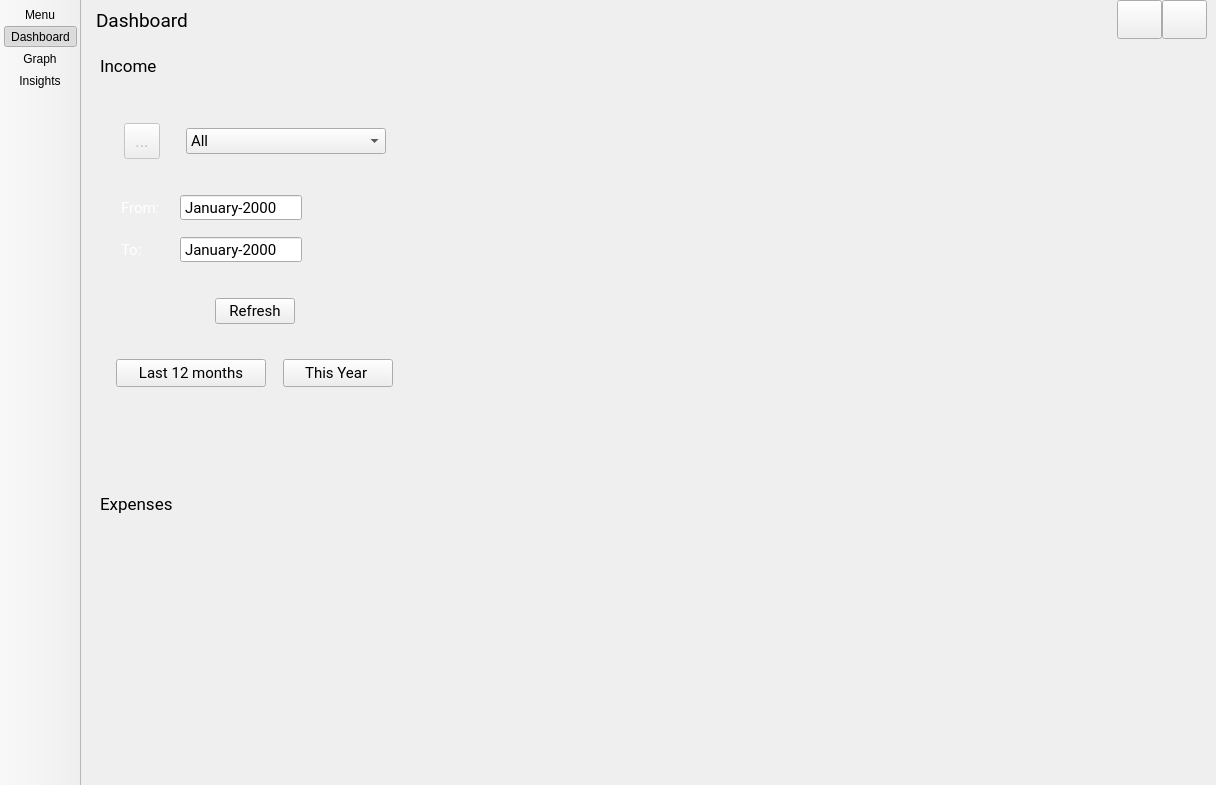
This is skeletons/MainWindow.ui in opierre/Budgetter as Qt 5 draws it before an edit. The edited form follows.
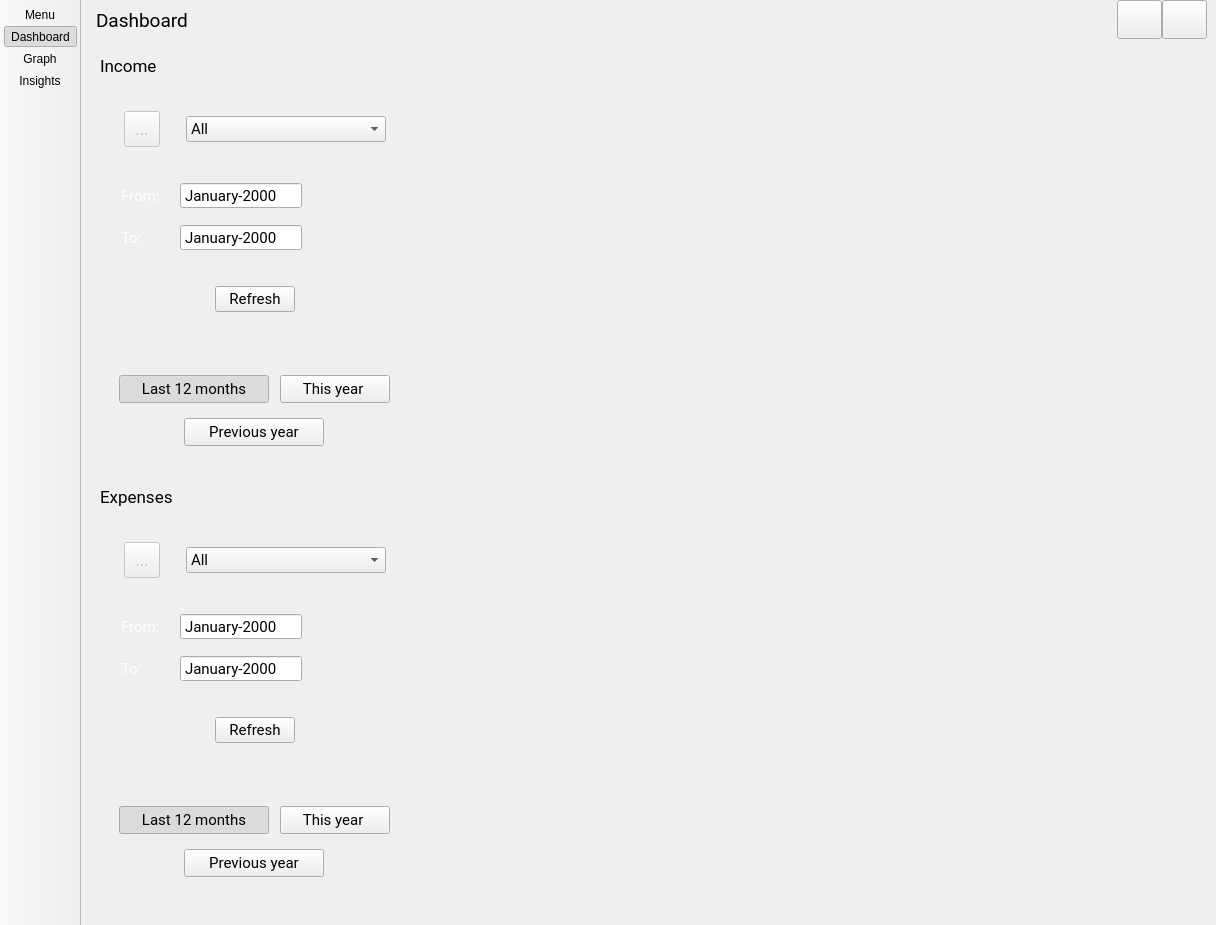
This is the edited form. Icons and pictures are not drawn. Custom widgets are drawn as their Qt base class.

Commit message: Update second page expenses category combobox

Diff of the .ui file:
```diff
--- a/skeletons/MainWindow.ui
+++ b/skeletons/MainWindow.ui
@@ -7,7 +7,7 @@
     <x>0</x>
     <y>0</y>
     <width>1216</width>
-    <height>785</height>
+    <height>925</height>
    </rect>
   </property>
   <property name="windowTitle">
@@ -953,7 +953,7 @@
     border-left: 3px solid #0093EE;
 }
 
-QComboBox#income_choice 
+QComboBox#income_choice, QComboBox#expenses_choice  
 {
 	border: 1px solid transparent;
 	border-bottom: 1px solid rgba(255, 255, 255, 200);
@@ -966,7 +966,7 @@
 	color: white;
 }
 
-QComboBox#income_choice::hover
+QComboBox#income_choice::hover, QComboBox#expenses_choice::hover
 {
 	border: 1px solid transparent;
 	border-bottom: 1px solid rgba(1, 144, 234, 200);
@@ -979,7 +979,7 @@
 	color: white;
 }
 
-QComboBox#income_choice::focus
+QComboBox#income_choice::focus, QComboBox#expenses_choice::focus
 {
 	border: 1px solid transparent;
 	border-bottom: 1px solid rgba(1, 144, 234, 200);
@@ -992,7 +992,7 @@
 	color: white;
 }
 
-QComboBox#income_choice::down-arrow
+QComboBox#income_choice::down-arrow, QComboBox#expenses_choice::down-arrow
 {
 	image: url(:/images/images/expand_more_white_18dp.svg);
 	width: 18px;
@@ -1001,7 +1001,7 @@
 	padding-top: 0px;
 }
 
-QComboBox#income_choice::down-arrow:on
+QComboBox#income_choice::down-arrow:on, QComboBox#expenses_choice::down-arrow:on
 {
 	image: url(:/images/images/expand_less_white_18dp.svg);
 	width: 18px;
@@ -1010,7 +1010,7 @@
 	padding-top: 0px;
 }
 
-QDateEdit#dateEdit_income_from, QDateEdit#dateEdit_income_to 
+QDateEdit#dateEdit_income_from, QDateEdit#dateEdit_income_to, QDateEdit#dateEdit_expenses_from, QDateEdit#dateEdit_expenses_to 
 {
 	border: 1px solid transparent;
 	border-bottom: 1px solid rgba(255, 255, 255, 200);
@@ -1024,7 +1024,7 @@
 	selection-background-color: #0190EA;
 }
 
-QDateEdit#dateEdit_income_from:hover, QDateEdit#dateEdit_income_to:hover
+QDateEdit#dateEdit_income_from:hover, QDateEdit#dateEdit_income_to:hover, QDateEdit#dateEdit_expenses_from:hover, QDateEdit#dateEdit_expenses_to:hover
 {
 	border: 1px solid transparent;
 	border-bottom: 1px solid rgba(1, 144, 234, 200);
@@ -1038,7 +1038,7 @@
 	selection-background-color: #0190EA;
 }
 
-QDateEdit#dateEdit_income_from:focus, QDateEdit#dateEdit_income_to:focus
+QDateEdit#dateEdit_income_from:focus, QDateEdit#dateEdit_income_to:focus, QDateEdit#dateEdit_expenses_from:focus, QDateEdit#dateEdit_expenses_to:focus
 {
 	border: 1px solid transparent;
 	border-bottom: 1px solid rgba(1, 144, 234, 200);
@@ -1052,14 +1052,14 @@
 	selection-background-color: #0190EA;
 }
 
-QWidget#widget_income
+QWidget#widget_income, QWidget#widget_expenses
 {
 	background-color: #1C293B;
 	border: 1px solid transparent;
 	border-radius: 4px;
 }
 
-QPushButton#refresh_income
+QPushButton#refresh_income, QPushButton#refresh_expenses
 {
 	background-color: rgba(47, 67, 93, 150);
 	border: 1px solid;
@@ -1073,7 +1073,7 @@
 	outline: none;
 }
 
-QPushButton#refresh_income:hover
+QPushButton#refresh_income:hover, QPushButton#refresh_expenses:hover
 {
 	background-color: rgba(1, 144, 234, 200);
 	border: 1px solid;
@@ -1086,9 +1086,9 @@
 	color: white;
 }
 
-QPushButton#refresh_income:pressed
+QPushButton#refresh_income:pressed, QPushButton#refresh_expenses:pressed
 {
-	background-color: rgba(47, 67, 93, 220);
+	background-color: rgba(2, 113, 184, 220);
 	border: 1px solid;
 	border-radius: 4px;
 	border-color: transparent;
@@ -1099,12 +1099,20 @@
 	color: white;
 }
 
-QPushButton#this_year_income, QPushButton#last_12_months_income
+QPushButton#this_year_income, QPushButton#last_12_months_income, QPushButton#previous_year_income, QPushButton#this_year_expenses, QPushButton#last_12_months_expenses, QPushButton#previous_year_expenses
 {
 	background-color: transparent;
 	border: 1px solid rgba(66, 96, 135, 250); 
 	border-radius: 12px;
 	color: rgba(66, 96, 135, 250);
+}
+
+QPushButton#this_year_income::checked, QPushButton#last_12_months_income::checked, QPushButton#previous_year_income::checked, QPushButton#this_year_expenses::checked, QPushButton#last_12_months_expenses::checked, QPushButton#previous_year_expenses::checked
+{
+	background-color: rgba(66, 96, 135, 250);
+	border: 1px solid rgba(66, 96, 135, 250); 
+	border-radius: 12px;
+	color: rgba(255, 255, 255, 200);
 }</string>
   </property>
   <property name="toolButtonStyle">
@@ -1512,7 +1520,7 @@
          <number>15</number>
         </property>
         <property name="verticalSpacing">
-         <number>15</number>
+         <number>10</number>
         </property>
         <item row="1" column="0">
          <widget class="Container" name="expenses">
@@ -1532,7 +1540,510 @@
            <string>Expenses</string>
           </property>
           <widget class="QWidget" name="dockWidgetContents_23">
-           <layout class="QGridLayout" name="gridLayout_43"/>
+           <layout class="QGridLayout" name="gridLayout_43">
+            <item row="0" column="0">
+             <widget class="QWidget" name="widget_expenses" native="true">
+              <property name="sizePolicy">
+               <sizepolicy hsizetype="Minimum" vsizetype="Preferred">
+                <horstretch>0</horstretch>
+                <verstretch>0</verstretch>
+               </sizepolicy>
+              </property>
+              <property name="maximumSize">
+               <size>
+                <width>300</width>
+                <height>16777215</height>
+               </size>
+              </property>
+              <layout class="QVBoxLayout" name="verticalLayout_3">
+               <item>
+                <layout class="QVBoxLayout" name="verticalLayout_4">
+                 <property name="spacing">
+                  <number>15</number>
+                 </property>
+                 <property name="topMargin">
+                  <number>15</number>
+                 </property>
+                 <property name="bottomMargin">
+                  <number>15</number>
+                 </property>
+                 <item>
+                  <layout class="QHBoxLayout" name="horizontalLayout_7">
+                   <property name="bottomMargin">
+                    <number>20</number>
+                   </property>
+                   <item>
+                    <spacer name="horizontalSpacer_9">
+                     <property name="orientation">
+                      <enum>Qt::Horizontal</enum>
+                     </property>
+                     <property name="sizeHint" stdset="0">
+                      <size>
+                       <width>40</width>
+                       <height>20</height>
+                      </size>
+                     </property>
+                    </spacer>
+                   </item>
+                   <item>
+                    <widget class="QToolButton" name="toolButton_icon_category_2">
+                     <property name="enabled">
+                      <bool>false</bool>
+                     </property>
+                     <property name="minimumSize">
+                      <size>
+                       <width>36</width>
+                       <height>36</height>
+                      </size>
+                     </property>
+                     <property name="maximumSize">
+                      <size>
+                       <width>36</width>
+                       <height>36</height>
+                      </size>
+                     </property>
+                     <property name="text">
+                      <string>...</string>
+                     </property>
+                     <property name="icon">
+                      <iconset resource="../resources/resources.qrc">
+                       <normaloff>:/images/images/payments_black_24dp.svg</normaloff>
+                       <disabledoff>:/images/images/payments_black_24dp.svg</disabledoff>:/images/images/payments_black_24dp.svg</iconset>
+                     </property>
+                     <property name="iconSize">
+                      <size>
+                       <width>36</width>
+                       <height>36</height>
+                      </size>
+                     </property>
+                    </widget>
+                   </item>
+                   <item>
+                    <spacer name="horizontalSpacer_10">
+                     <property name="orientation">
+                      <enum>Qt::Horizontal</enum>
+                     </property>
+                     <property name="sizeHint" stdset="0">
+                      <size>
+                       <width>40</width>
+                       <height>20</height>
+                      </size>
+                     </property>
+                    </spacer>
+                   </item>
+                   <item>
+                    <widget class="QComboBox" name="expenses_choice">
+                     <property name="minimumSize">
+                      <size>
+                       <width>200</width>
+                       <height>0</height>
+                      </size>
+                     </property>
+                     <property name="maximumSize">
+                      <size>
+                       <width>200</width>
+                       <height>16777215</height>
+                      </size>
+                     </property>
+                     <property name="font">
+                      <font>
+                       <family>Roboto</family>
+                       <pointsize>11</pointsize>
+                      </font>
+                     </property>
+                     <item>
+                      <property name="text">
+                       <string>All</string>
+                      </property>
+                     </item>
+                     <item>
+                      <property name="text">
+                       <string>Restaurants</string>
+                      </property>
+                     </item>
+                     <item>
+                      <property name="text">
+                       <string>Gas</string>
+                      </property>
+                     </item>
+                    </widget>
+                   </item>
+                   <item>
+                    <spacer name="horizontalSpacer_11">
+                     <property name="orientation">
+                      <enum>Qt::Horizontal</enum>
+                     </property>
+                     <property name="sizeHint" stdset="0">
+                      <size>
+                       <width>40</width>
+                       <height>20</height>
+                      </size>
+                     </property>
+                    </spacer>
+                   </item>
+                  </layout>
+                 </item>
+                 <item>
+                  <layout class="QHBoxLayout" name="horizontalLayout_8">
+                   <property name="spacing">
+                    <number>20</number>
+                   </property>
+                   <property name="leftMargin">
+                    <number>7</number>
+                   </property>
+                   <item>
+                    <widget class="QLabel" name="label_from_income_2">
+                     <property name="font">
+                      <font>
+                       <family>Roboto</family>
+                       <pointsize>11</pointsize>
+                      </font>
+                     </property>
+                     <property name="styleSheet">
+                      <string notr="true">color: white;</string>
+                     </property>
+                     <property name="text">
+                      <string>From:</string>
+                     </property>
+                    </widget>
+                   </item>
+                   <item>
+                    <widget class="QDateEdit" name="dateEdit_expenses_from">
+                     <property name="font">
+                      <font>
+                       <family>Roboto</family>
+                       <pointsize>11</pointsize>
+                      </font>
+                     </property>
+                     <property name="frame">
+                      <bool>true</bool>
+                     </property>
+                     <property name="buttonSymbols">
+                      <enum>QAbstractSpinBox::NoButtons</enum>
+                     </property>
+                     <property name="displayFormat">
+                      <string>MMMM-yyyy</string>
+                     </property>
+                     <property name="calendarPopup">
+                      <bool>false</bool>
+                     </property>
+                    </widget>
+                   </item>
+                   <item>
+                    <spacer name="horizontalSpacer_12">
+                     <property name="orientation">
+                      <enum>Qt::Horizontal</enum>
+                     </property>
+                     <property name="sizeHint" stdset="0">
+                      <size>
+                       <width>40</width>
+                       <height>20</height>
+                      </size>
+                     </property>
+                    </spacer>
+                   </item>
+                  </layout>
+                 </item>
+                 <item>
+                  <layout class="QHBoxLayout" name="horizontalLayout_9">
+                   <property name="spacing">
+                    <number>38</number>
+                   </property>
+                   <property name="leftMargin">
+                    <number>7</number>
+                   </property>
+                   <item>
+                    <widget class="QLabel" name="label_3">
+                     <property name="font">
+                      <font>
+                       <family>Roboto</family>
+                       <pointsize>11</pointsize>
+                      </font>
+                     </property>
+                     <property name="styleSheet">
+                      <string notr="true">color: white;</string>
+                     </property>
+                     <property name="text">
+                      <string>To:</string>
+                     </property>
+                    </widget>
+                   </item>
+                   <item>
+                    <widget class="QDateEdit" name="dateEdit_expenses_to">
+                     <property name="font">
+                      <font>
+                       <family>Roboto</family>
+                       <pointsize>11</pointsize>
+                      </font>
+                     </property>
+                     <property name="buttonSymbols">
+                      <enum>QAbstractSpinBox::NoButtons</enum>
+                     </property>
+                     <property name="currentSection">
+                      <enum>QDateTimeEdit::MonthSection</enum>
+                     </property>
+                     <property name="displayFormat">
+                      <string>MMMM-yyyy</string>
+                     </property>
+                     <property name="calendarPopup">
+                      <bool>false</bool>
+                     </property>
+                    </widget>
+                   </item>
+                   <item>
+                    <spacer name="horizontalSpacer_13">
+                     <property name="orientation">
+                      <enum>Qt::Horizontal</enum>
+                     </property>
+                     <property name="sizeHint" stdset="0">
+                      <size>
+                       <width>40</width>
+                       <height>20</height>
+                      </size>
+                     </property>
+                    </spacer>
+                   </item>
+                  </layout>
+                 </item>
+                 <item>
+                  <layout class="QHBoxLayout" name="horizontalLayout_10">
+                   <property name="topMargin">
+                    <number>20</number>
+                   </property>
+                   <item>
+                    <spacer name="horizontalSpacer_14">
+                     <property name="orientation">
+                      <enum>Qt::Horizontal</enum>
+                     </property>
+                     <property name="sizeHint" stdset="0">
+                      <size>
+                       <width>40</width>
+                       <height>20</height>
+                      </size>
+                     </property>
+                    </spacer>
+                   </item>
+                   <item>
+                    <widget class="QPushButton" name="refresh_expenses">
+                     <property name="font">
+                      <font>
+                       <family>Roboto</family>
+                       <pointsize>11</pointsize>
+                      </font>
+                     </property>
+                     <property name="cursor">
+                      <cursorShape>PointingHandCursor</cursorShape>
+                     </property>
+                     <property name="text">
+                      <string> Refresh </string>
+                     </property>
+                     <property name="icon">
+                      <iconset resource="../resources/resources.qrc">
+                       <normaloff>:/images/images/refresh_white_18dp.svg</normaloff>:/images/images/refresh_white_18dp.svg</iconset>
+                     </property>
+                     <property name="iconSize">
+                      <size>
+                       <width>18</width>
+                       <height>18</height>
+                      </size>
+                     </property>
+                    </widget>
+                   </item>
+                   <item>
+                    <spacer name="horizontalSpacer_15">
+                     <property name="orientation">
+                      <enum>Qt::Horizontal</enum>
+                     </property>
+                     <property name="sizeHint" stdset="0">
+                      <size>
+                       <width>40</width>
+                       <height>20</height>
+                      </size>
+                     </property>
+                    </spacer>
+                   </item>
+                  </layout>
+                 </item>
+                 <item>
+                  <spacer name="verticalSpacer_2">
+                   <property name="orientation">
+                    <enum>Qt::Vertical</enum>
+                   </property>
+                   <property name="sizeHint" stdset="0">
+                    <size>
+                     <width>20</width>
+                     <height>40</height>
+                    </size>
+                   </property>
+                  </spacer>
+                 </item>
+                 <item>
+                  <layout class="QGridLayout" name="gridLayout_7">
+                   <property name="topMargin">
+                    <number>20</number>
+                   </property>
+                   <property name="horizontalSpacing">
+                    <number>6</number>
+                   </property>
+                   <property name="verticalSpacing">
+                    <number>15</number>
+                   </property>
+                   <item row="0" column="1">
+                    <widget class="QPushButton" name="this_year_expenses">
+                     <property name="minimumSize">
+                      <size>
+                       <width>110</width>
+                       <height>28</height>
+                      </size>
+                     </property>
+                     <property name="maximumSize">
+                      <size>
+                       <width>110</width>
+                       <height>28</height>
+                      </size>
+                     </property>
+                     <property name="font">
+                      <font>
+                       <family>Roboto</family>
+                       <pointsize>11</pointsize>
+                      </font>
+                     </property>
+                     <property name="cursor">
+                      <cursorShape>PointingHandCursor</cursorShape>
+                     </property>
+                     <property name="text">
+                      <string>This year </string>
+                     </property>
+                     <property name="icon">
+                      <iconset resource="../resources/resources.qrc">
+                       <normaloff>:/images/images/date_range_black_18dp.svg</normaloff>
+                       <activeon>:/images/images/date_range_black_18dp_checked.svg</activeon>:/images/images/date_range_black_18dp.svg</iconset>
+                     </property>
+                     <property name="iconSize">
+                      <size>
+                       <width>18</width>
+                       <height>18</height>
+                      </size>
+                     </property>
+                     <property name="checkable">
+                      <bool>true</bool>
+                     </property>
+                     <property name="checked">
+                      <bool>false</bool>
+                     </property>
+                     <property name="autoExclusive">
+                      <bool>false</bool>
+                     </property>
+                    </widget>
+                   </item>
+                   <item row="0" column="0">
+                    <widget class="QPushButton" name="last_12_months_expenses">
+                     <property name="minimumSize">
+                      <size>
+                       <width>150</width>
+                       <height>28</height>
+                      </size>
+                     </property>
+                     <property name="maximumSize">
+                      <size>
+                       <width>150</width>
+                       <height>28</height>
+                      </size>
+                     </property>
+                     <property name="font">
+                      <font>
+                       <family>Roboto</family>
+                       <pointsize>11</pointsize>
+                      </font>
+                     </property>
+                     <property name="cursor">
+                      <cursorShape>PointingHandCursor</cursorShape>
+                     </property>
+                     <property name="text">
+                      <string>Last 12 months</string>
+                     </property>
+                     <property name="icon">
+                      <iconset resource="../resources/resources.qrc">
+                       <normaloff>:/images/images/history_black_18dp.svg</normaloff>
+                       <activeon>:/images/images/history_black_18dp_checked.svg</activeon>:/images/images/history_black_18dp.svg</iconset>
+                     </property>
+                     <property name="iconSize">
+                      <size>
+                       <width>18</width>
+                       <height>18</height>
+                      </size>
+                     </property>
+                     <property name="checkable">
+                      <bool>true</bool>
+                     </property>
+                     <property name="checked">
+                      <bool>true</bool>
+                     </property>
+                     <property name="autoExclusive">
+                      <bool>false</bool>
+                     </property>
+                    </widget>
+                   </item>
+                   <item row="1" column="0" colspan="2">
+                    <layout class="QHBoxLayout" name="horizontalLayout_11">
+                     <item>
+                      <widget class="QPushButton" name="previous_year_expenses">
+                       <property name="minimumSize">
+                        <size>
+                         <width>140</width>
+                         <height>28</height>
+                        </size>
+                       </property>
+                       <property name="maximumSize">
+                        <size>
+                         <width>140</width>
+                         <height>28</height>
+                        </size>
+                       </property>
+                       <property name="font">
+                        <font>
+                         <family>Roboto</family>
+                         <pointsize>11</pointsize>
+                        </font>
+                       </property>
+                       <property name="cursor">
+                        <cursorShape>PointingHandCursor</cursorShape>
+                       </property>
+                       <property name="text">
+                        <string>Previous year</string>
+                       </property>
+                       <property name="icon">
+                        <iconset resource="../resources/resources.qrc">
+                         <normaloff>:/images/images/calendar_today_black_18dp.svg</normaloff>
+                         <activeon>:/images/images/calendar_today_black_18dp_checked.svg</activeon>:/images/images/calendar_today_black_18dp.svg</iconset>
+                       </property>
+                       <property name="iconSize">
+                        <size>
+                         <width>18</width>
+                         <height>18</height>
+                        </size>
+                       </property>
+                       <property name="checkable">
+                        <bool>true</bool>
+                       </property>
+                       <property name="autoRepeat">
+                        <bool>true</bool>
+                       </property>
+                      </widget>
+                     </item>
+                    </layout>
+                   </item>
+                  </layout>
+                 </item>
+                </layout>
+               </item>
+              </layout>
+             </widget>
+            </item>
+            <item row="0" column="1">
+             <widget class="QWidget" name="widget" native="true"/>
+            </item>
+           </layout>
           </widget>
          </widget>
         </item>
@@ -1555,7 +2066,10 @@
           </property>
           <widget class="QWidget" name="dockWidgetContents_231">
            <layout class="QGridLayout" name="gridLayout_431">
-            <item row="2" column="0">
+            <property name="bottomMargin">
+             <number>6</number>
+            </property>
+            <item row="0" column="0" rowspan="4">
              <widget class="QWidget" name="widget_income" native="true">
               <property name="sizePolicy">
                <sizepolicy hsizetype="Minimum" vsizetype="Preferred">
@@ -1878,46 +2392,30 @@
                    </item>
                   </layout>
                  </item>
+                 <item>
+                  <spacer name="verticalSpacer">
+                   <property name="orientation">
+                    <enum>Qt::Vertical</enum>
+                   </property>
+                   <property name="sizeHint" stdset="0">
+                    <size>
+                     <width>20</width>
+                     <height>40</height>
+                    </size>
+                   </property>
+                  </spacer>
+                 </item>
                  <item>
                   <layout class="QGridLayout" name="gridLayout_6">
                    <property name="topMargin">
                     <number>20</number>
                    </property>
-                   <item row="0" column="0">
-                    <widget class="QPushButton" name="last_12_months_income">
-                     <property name="minimumSize">
-                      <size>
-                       <width>150</width>
-                       <height>28</height>
-                      </size>
-                     </property>
-                     <property name="maximumSize">
-                      <size>
-                       <width>150</width>
-                       <height>28</height>
-                      </size>
-                     </property>
-                     <property name="font">
-                      <font>
-                       <family>Roboto</family>
-                       <pointsize>11</pointsize>
-                      </font>
-                     </property>
-                     <property name="text">
-                      <string>Last 12 months</string>
-                     </property>
-                     <property name="icon">
-                      <iconset resource="../resources/resources.qrc">
-                       <normaloff>:/images/images/history_black_18dp.svg</normaloff>:/images/images/history_black_18dp.svg</iconset>
-                     </property>
-                     <property name="iconSize">
-                      <size>
-                       <width>18</width>
-                       <height>18</height>
-                      </size>
-                     </property>
-                    </widget>
-                   </item>
+                   <property name="horizontalSpacing">
+                    <number>6</number>
+                   </property>
+                   <property name="verticalSpacing">
+                    <number>15</number>
+                   </property>
                    <item row="0" column="1">
                     <widget class="QPushButton" name="this_year_income">
                      <property name="minimumSize">
@@ -1938,12 +2436,16 @@
                        <pointsize>11</pointsize>
                       </font>
                      </property>
+                     <property name="cursor">
+                      <cursorShape>PointingHandCursor</cursorShape>
+                     </property>
                      <property name="text">
-                      <string>This Year </string>
+                      <string>This year </string>
                      </property>
                      <property name="icon">
                       <iconset resource="../resources/resources.qrc">
-                       <normaloff>:/images/images/date_range_black_18dp.svg</normaloff>:/images/images/date_range_black_18dp.svg</iconset>
+                       <normaloff>:/images/images/date_range_black_18dp.svg</normaloff>
+                       <activeon>:/images/images/date_range_black_18dp_checked.svg</activeon>:/images/images/date_range_black_18dp.svg</iconset>
                      </property>
                      <property name="iconSize">
                       <size>
@@ -1951,29 +2453,122 @@
                        <height>18</height>
                       </size>
                      </property>
+                     <property name="checkable">
+                      <bool>true</bool>
+                     </property>
+                     <property name="checked">
+                      <bool>false</bool>
+                     </property>
+                     <property name="autoExclusive">
+                      <bool>false</bool>
+                     </property>
                     </widget>
                    </item>
+                   <item row="0" column="0">
+                    <widget class="QPushButton" name="last_12_months_income">
+                     <property name="minimumSize">
+                      <size>
+                       <width>150</width>
+                       <height>28</height>
+                      </size>
+                     </property>
+                     <property name="maximumSize">
+                      <size>
+                       <width>150</width>
+                       <height>28</height>
+                      </size>
+                     </property>
+                     <property name="font">
+                      <font>
+                       <family>Roboto</family>
+                       <pointsize>11</pointsize>
+                      </font>
+                     </property>
+                     <property name="cursor">
+                      <cursorShape>PointingHandCursor</cursorShape>
+                     </property>
+                     <property name="text">
+                      <string>Last 12 months</string>
+                     </property>
+                     <property name="icon">
+                      <iconset resource="../resources/resources.qrc">
+                       <normaloff>:/images/images/history_black_18dp.svg</normaloff>
+                       <activeon>:/images/images/history_black_18dp_checked.svg</activeon>:/images/images/history_black_18dp.svg</iconset>
+                     </property>
+                     <property name="iconSize">
+                      <size>
+                       <width>18</width>
+                       <height>18</height>
+                      </size>
+                     </property>
+                     <property name="checkable">
+                      <bool>true</bool>
+                     </property>
+                     <property name="checked">
+                      <bool>true</bool>
+                     </property>
+                     <property name="autoExclusive">
+                      <bool>false</bool>
+                     </property>
+                    </widget>
+                   </item>
+                   <item row="1" column="0" colspan="2">
+                    <layout class="QHBoxLayout" name="horizontalLayout_6">
+                     <item>
+                      <widget class="QPushButton" name="previous_year_income">
+                       <property name="minimumSize">
+                        <size>
+                         <width>140</width>
+                         <height>28</height>
+                        </size>
+                       </property>
+                       <property name="maximumSize">
+                        <size>
+                         <width>140</width>
+                         <height>28</height>
+                        </size>
+                       </property>
+                       <property name="font">
+                        <font>
+                         <family>Roboto</family>
+                         <pointsize>11</pointsize>
+                        </font>
+                       </property>
+                       <property name="cursor">
+                        <cursorShape>PointingHandCursor</cursorShape>
+                       </property>
+                       <property name="text">
+                        <string>Previous year</string>
+                       </property>
+                       <property name="icon">
+                        <iconset resource="../resources/resources.qrc">
+                         <normaloff>:/images/images/calendar_today_black_18dp.svg</normaloff>
+                         <activeon>:/images/images/calendar_today_black_18dp_checked.svg</activeon>:/images/images/calendar_today_black_18dp.svg</iconset>
+                       </property>
+                       <property name="iconSize">
+                        <size>
+                         <width>18</width>
+                         <height>18</height>
+                        </size>
+                       </property>
+                       <property name="checkable">
+                        <bool>true</bool>
+                       </property>
+                       <property name="autoRepeat">
+                        <bool>true</bool>
+                       </property>
+                      </widget>
+                     </item>
+                    </layout>
+                   </item>
                   </layout>
                  </item>
                 </layout>
                </item>
-               <item>
-                <spacer name="verticalSpacer">
-                 <property name="orientation">
-                  <enum>Qt::Vertical</enum>
-                 </property>
-                 <property name="sizeHint" stdset="0">
-                  <size>
-                   <width>20</width>
-                   <height>40</height>
-                  </size>
-                 </property>
-                </spacer>
-               </item>
               </layout>
              </widget>
             </item>
-            <item row="0" column="1" rowspan="6">
+            <item row="0" column="1" rowspan="4">
              <widget class="QWidget" name="widget_income_graph" native="true"/>
             </item>
            </layout>
```
The commit also changes 9 other files.
